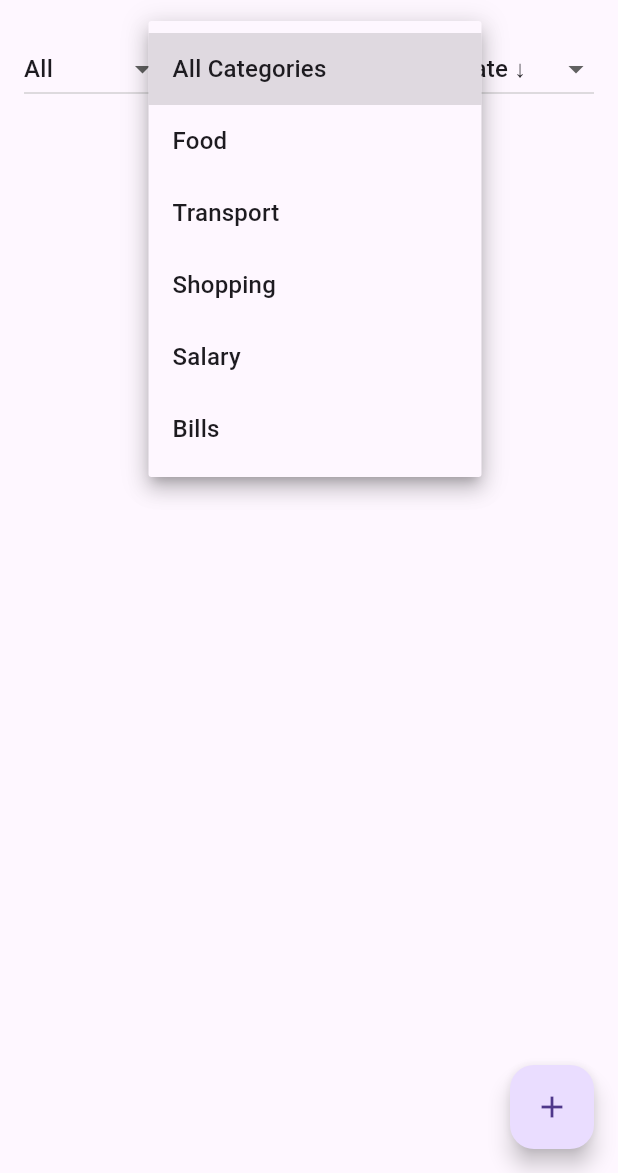
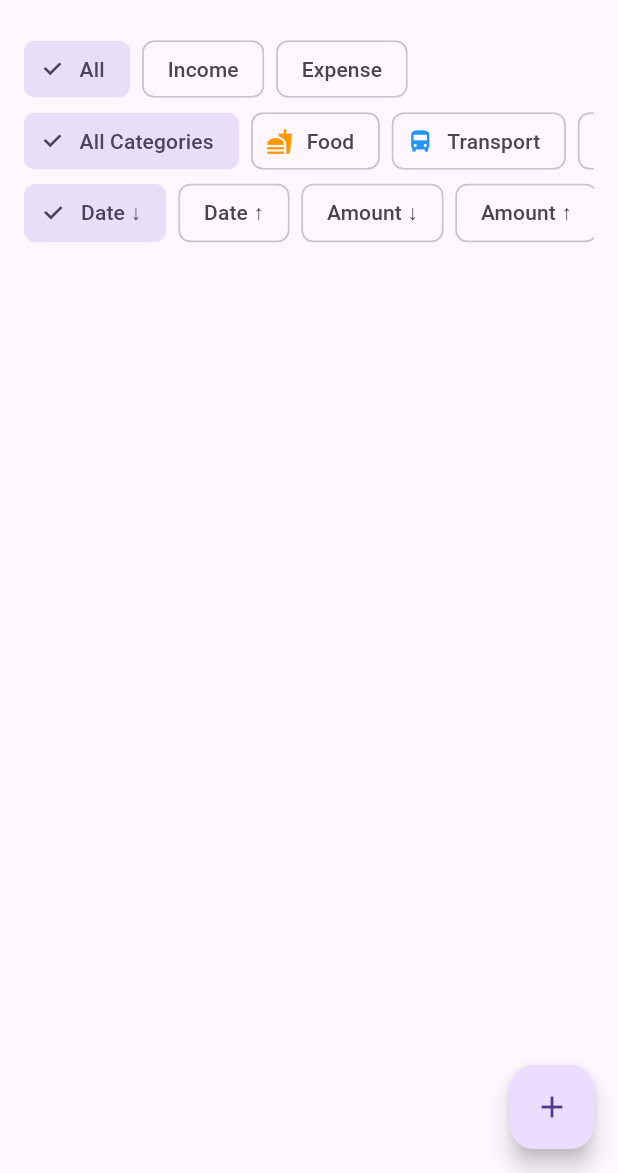
Before and after one commit to OleksSobol/expenses-tracker, a Flutter app: the screen it shows after launch, after a tap on "All Categories", on a phone screen of 412 x 824 dp, the part 63-1236 px from its top. Run offline on Flutter 3.47's test engine with Material 3 defaults, Android fonts, the phone set to English and light mode, and no system bars; our stand-ins replace sqflite; accounts and stored records are empty.

Commit message:
Improve UX on home screen

```diff
--- a/lib/screens/home_screen.dart
+++ b/lib/screens/home_screen.dart
@@ -56,7 +56,6 @@ class _HomeScreenState extends State<HomeScreen> {
       }
     });
 
-
     return Scaffold(
       appBar: AppBar(title: Text('Expenses Tracker')),
       floatingActionButton:  FloatingActionButton(
@@ -77,83 +76,89 @@ class _HomeScreenState extends State<HomeScreen> {
       Padding(
             padding: const EdgeInsets.symmetric(horizontal: 16.0, vertical: 8.0),
             child:
-
-            Row(
+            Wrap(
               children: [
                 Flexible(
                   flex: 2,
-                  child: DropdownButton<String>(
-                    isExpanded: true,
-                    value: _filterType,
-                    items: ['all', 'income', 'expense']
-                        .map((e) => DropdownMenuItem(
-                              value: e,
-                              child: Text(capitalize(e)),
-                            ))
-                        .toList(),
-                    onChanged: (val) => setState(() => _filterType = val!),
+                  child: Wrap(
+                    spacing: 8,
+                    children: ['All', 'Income', 'Expense'].map((type) {
+                      return ChoiceChip(
+                        label: Text(type),
+                        selected: _filterType.toLowerCase() == type.toLowerCase(),
+                        onSelected: (_) => setState(() => _filterType = type.toLowerCase()),
+                      );
+                    }).toList(),
                   ),
                 ),
                 SizedBox(width: 8),
-                Flexible(
-                  flex: 4,
-                  child: DropdownButton<int?>(
-                    isExpanded: true,
-                    value: _filterCategoryId,
-                    hint: Text('All Categories'),
-                    items: [
-                      DropdownMenuItem(value: null, child: Text('All Categories')),
-                      ...categories.map(
-                        (cat) => DropdownMenuItem(
-                          value: cat.id,
-                          child: Text(cat.name),
+               Flexible(
+                flex: 4,
+                child: SingleChildScrollView(
+                  scrollDirection: Axis.horizontal,
+                  child: Row(
+                    children: [
+                      ChoiceChip(
+                        label: Text('All Categories'),
+                        selected: _filterCategoryId == null,
+                        onSelected: (_) => setState(() => _filterCategoryId = null),
+                      ),
+                      SizedBox(width: 8),
+                      ...categories.map((cat) => Padding(
+                        padding: const EdgeInsets.only(right: 8.0),
+                        child: ChoiceChip(
+                          label: Text(cat.name),
+                          selected: _filterCategoryId == cat.id,
+                          avatar: Icon(cat.icon, size: 18, color: cat.color),
+                          selectedColor: cat.color.withOpacity(0.3),
+                          onSelected: (_) => setState(() => _filterCategoryId = cat.id),
                         ),
-                      )
+                      )),
                     ],
-                    onChanged: (val) => setState(() => _filterCategoryId = val),
                   ),
                 ),
+              ),
+
                 SizedBox(width: 8),
                 Flexible(
                   flex: 2,
-                  child: DropdownButton<String>(
-                    isExpanded: true,
-                    value: _sortBy,
-                    items: [
-                      DropdownMenuItem(value: 'date_desc', child: Text('Date ↓')),
-                      DropdownMenuItem(value: 'date_asc', child: Text('Date ↑')),
-                      DropdownMenuItem(value: 'amount_desc', child: Text('Amount ↓')),
-                      DropdownMenuItem(value: 'amount_asc', child: Text('Amount ↑')),
-                    ],
-                    onChanged: (val) => setState(() => _sortBy = val!),
+                  child: SingleChildScrollView(
+                    scrollDirection: Axis.horizontal,
+                    child: Row(
+                      children: [
+                        ChoiceChip(
+                          label: Text('Date ↓'),
+                          selected: _sortBy == 'date_desc',
+                          onSelected: (_) => setState(() => _sortBy = 'date_desc'),
+                        ),
+                        SizedBox(width: 8),
+                        ChoiceChip(
+                          label: Text('Date ↑'),
+                          selected: _sortBy == 'date_asc',
+                          onSelected: (_) => setState(() => _sortBy = 'date_asc'),
+                        ),
+                        SizedBox(width: 8),
+                        ChoiceChip(
+                          label: Text('Amount ↓'),
+                          selected: _sortBy == 'amount_desc',
+                          onSelected: (_) => setState(() => _sortBy = 'amount_desc'),
+                        ),
+                        SizedBox(width: 8),
+                        ChoiceChip(
+                          label: Text('Amount ↑'),
+                          selected: _sortBy == 'amount_asc',
+                          onSelected: (_) => setState(() => _sortBy = 'amount_asc'),
+                        ),
+                      ],
+                    ),
                   ),
                 ),
               ],
             ),
           ),
 
+          // SizedBox(height: 8), // right after filter row
 
-          // ElevatedButton(
-          //   onPressed: () async {
-          //     await db.insert('transactions', {
-          //       'amount': 12.5,
-          //       'type': 'expense',
-          //       'categoryId': 1,
-          //       'date': DateTime.now().toIso8601String(),
-          //       'note': 'Coffee',
-          //     });
-          //     _loadTransactions(); // Refresh list
-          //     // ScaffoldMessenger.of(context).showSnackBar(SnackBar(content: Text('Transaction added')));
-          //   },
-          //   child: Text('Add Transaction'),
-          // ),
-          // ElevatedButton(
-          //   onPressed: () async {
-          //     await db.clearTable('transactions');
-          //     _loadTransactions(); // refresh list
-          //   },
-          //   child: Text('Clear All Transactions'),
-          // ),
           Expanded(
             child: ListView.builder(
               itemCount: filtered.length,
```
